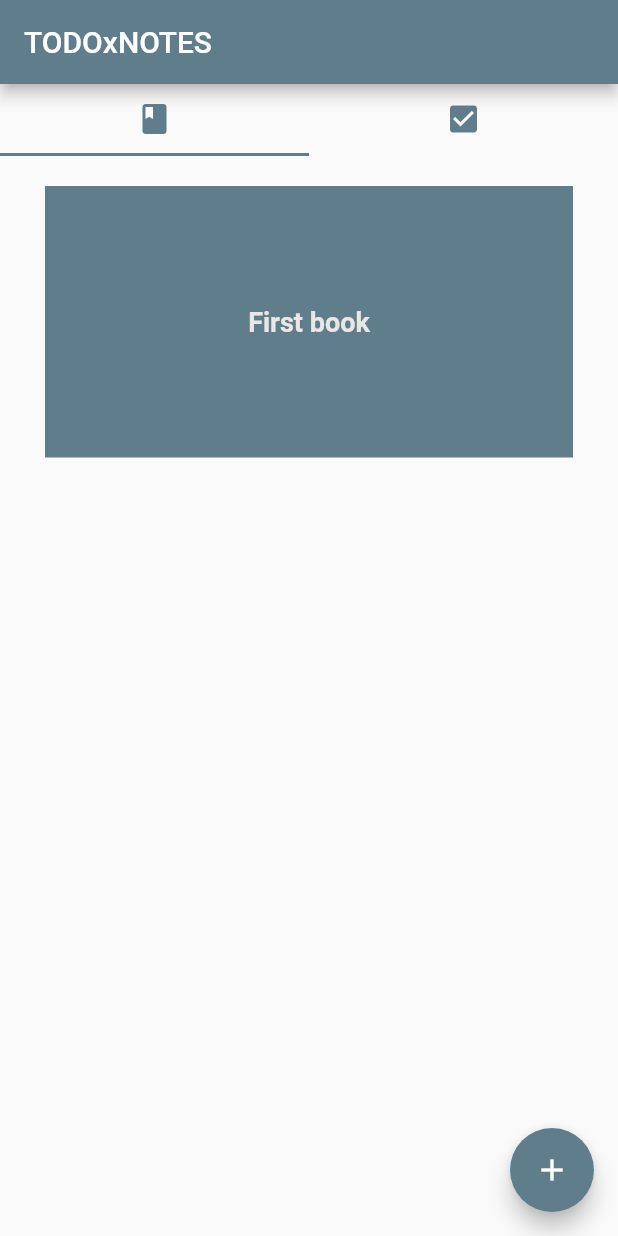
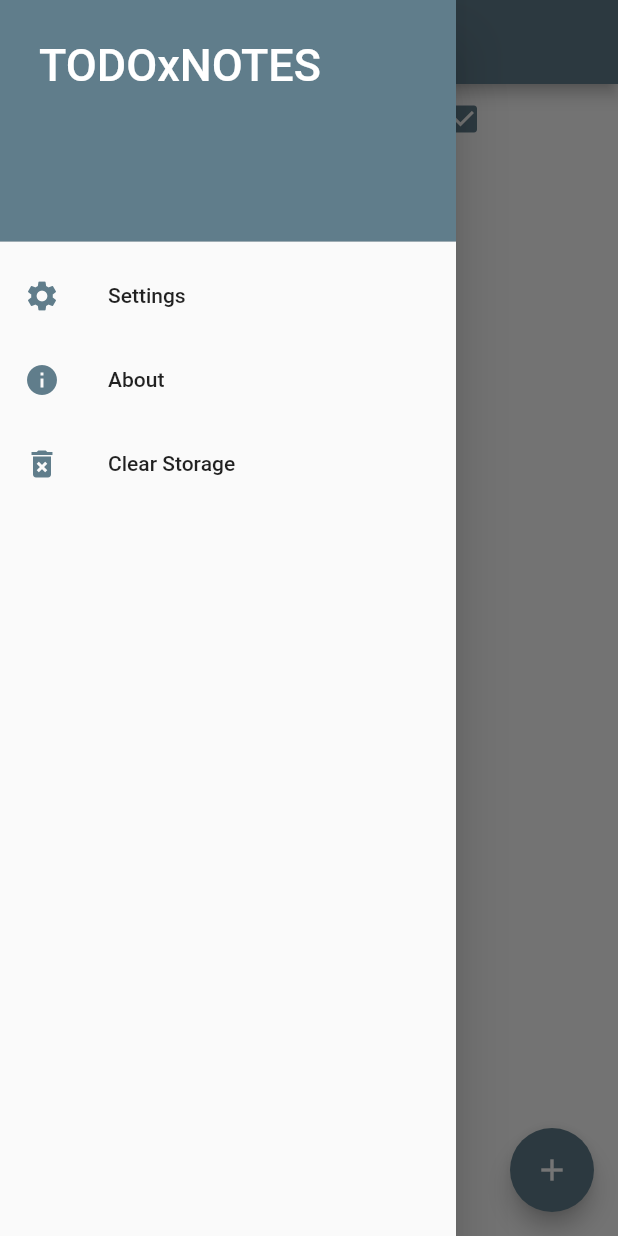
Before and after one commit to coder-Ace77/Flutter_notes_app, a Flutter app: the screen it shows after launch, with the side drawer open (before the commit the screen has no drawer), on a phone screen of 412 x 824 dp. Run offline on Flutter 3.47's test engine with Material 2 defaults, Android fonts, the phone set to English and light mode, and no system bars; our stand-ins replace hive, hive_flutter, scrollable_positioned_list; accounts and stored records are empty; Roboto replaces fonts that are missing (sanserif).

```diff
--- a/lib/main.dart
+++ b/lib/main.dart
@@ -2,13 +2,11 @@ import 'package:flutter/material.dart';
 import 'package:todo_notes/books.dart';
 import 'package:todo_notes/test.dart';
 import 'package:hive_flutter/hive_flutter.dart';
-import 'package:hive/hive.dart';
 import 'package:todo_notes/model.dart';
 
 void main() async {
   await Hive.initFlutter();
-  await Hive.openBox<List>('title');
-  addBook("title", ["First book"]);
+  await Hive.openBox<List>('books');
   runApp(const MyApp());
 }
 
@@ -36,34 +34,82 @@ class MyHomePage extends StatefulWidget {
 }
 
 class _MyHomePageState extends State<MyHomePage> {
-  int _counter = 0;
   @override
   Widget build(BuildContext context) {
     return DefaultTabController(
       length: 2,
       child: Scaffold(
+        drawer: Drawer(
+          child: ListView(
+            children: [
+              DrawerHeader(
+                child: Container(
+                  padding: EdgeInsets.all(10),
+                  child: const Text(
+                    "TODOxNOTES",
+                    style: TextStyle(color: Colors.white, fontSize: 30),
+                  ),
+                ),
+                decoration: const BoxDecoration(
+                  color: Colors.blueGrey,
+                ),
+              ),
+              ListTile(
+                title: const Text("Settings"),
+                leading: const Icon(Icons.settings),
+                iconColor: Colors.blueGrey,
+                onTap: () {
+                  Navigator.pop(context);
+                },
+              ),
+              ListTile(
+                leading: const Icon(Icons.info),
+                iconColor: Colors.blueGrey,
+                title: const Text("About"),
+                onTap: () {
+                  Navigator.pop(context);
+                },
+              ),
+              ListTile(
+                title: const Text("Clear Storage"),
+                leading: const Icon(Icons.delete_forever),
+                iconColor: Colors.blueGrey,
+                onTap: () {
+                  Navigator.pop(context);
+                },
+              ),
+            ],
+          ),
+        ),
         floatingActionButton: FloatingActionButton(
           onPressed: () {
             Navigator.push(
               context,
-              MaterialPageRoute(
-                builder: (context) => Scaffold(
+              MaterialPageRoute(builder: (context) {
+                var controller = TextEditingController();
+                return Scaffold(
                   appBar: AppBar(
                     title: const Text("Input"),
                   ),
                   body: Center(
-                    child: TextField(
-                      autofocus: true,
-                      onSubmitted: (value) {
-                        print("Value $value");
-                        Navigator.pop(context, value);
+                    child: GestureDetector(
+                      child: TextField(
+                        controller: controller,
+                        autofocus: true,
+                        onSubmitted: (value) {
+                          print("Value $value");
+                          Navigator.pop(context, value);
+                        },
+                        decoration: const InputDecoration(
+                            labelText: "Enter book title"),
+                      ),
+                      onDoubleTap: () {
+                        Navigator.pop(context, controller.text);
                       },
-                      decoration:
-                          InputDecoration(labelText: "Enter book title"),
                     ),
                   ),
-                ),
-              ),
+                );
+              }),
             ).then((value) {
               setState(() {
                 editBook("title", value);
@@ -105,8 +151,3 @@ class _MyHomePageState extends State<MyHomePage> {
     ); // This trailing comma makes auto-formatting nicer for build methods.
   }
 }
-
-// void addBook(x) {
-//   final books = Hive.box<List>('books');
-//   books.put('New Book', x);
-// }
--- a/pubspec.yaml
+++ b/pubspec.yaml
@@ -37,6 +37,7 @@ dependencies:
   scrollable_positioned_list: ^0.3.8
   hive: ^2.2.3
   hive_flutter: ^1.1.0
+  flutter_slidable: ^3.0.0
 
 dev_dependencies:
   flutter_test:
```
Also changed, not shown: lib/books.dart (+49 -30 lines), lib/input.dart (+7 -3 lines), lib/model.dart (+26 -15 lines), lib/pages.dart (+11 -23 lines), pubspec.lock.
